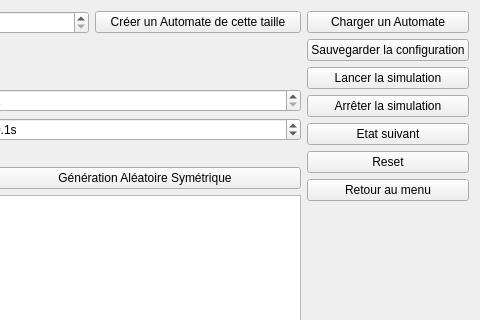
This is automate_1d.ui in artemisart/lo21-gameoflife as Qt 5 draws it before an edit; both pictures show x 341 to 821 and y 0 to 320 of the 821 by 417 pixel window. The edited form follows.
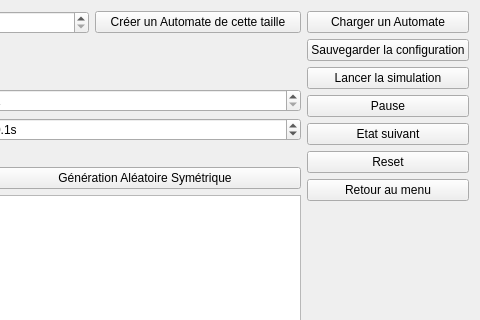
This is the edited form.

Patch:
```diff
--- a/automate_1d.ui
+++ b/automate_1d.ui
@@ -382,7 +382,7 @@
      <item>
       <widget class="QPushButton" name="stop">
        <property name="text">
-        <string>Arrêter la simulation</string>
+        <string>Pause</string>
        </property>
       </widget>
      </item>
```
